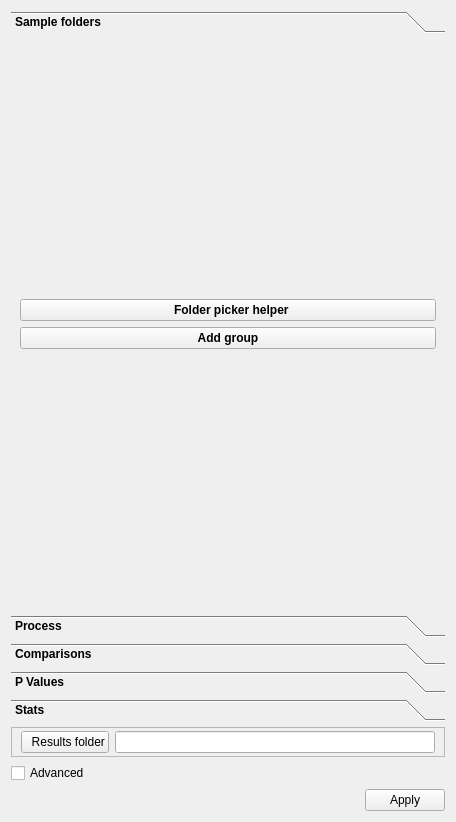
The window that ClearMap/gui/creator/batch_tab.ui (ClearAnatomics/ClearMap) describes before a commit, drawn with Qt 5.
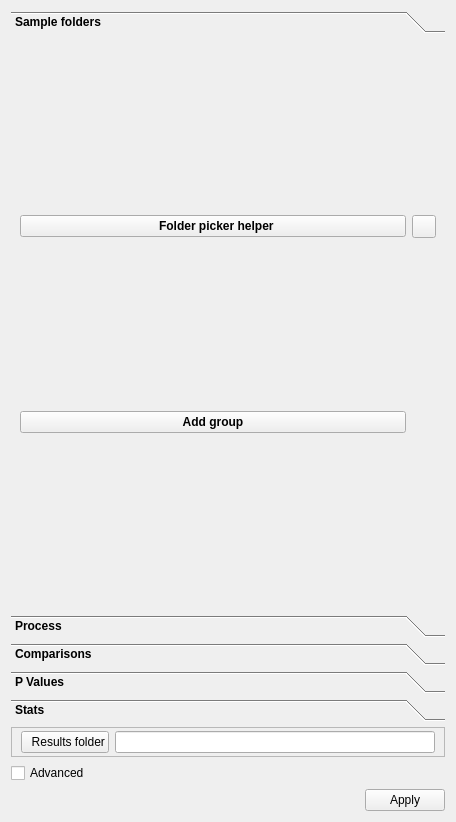
The same window after the commit. The open tabs and pages were chosen to show the change. Icons and pictures are not drawn.

Commit message: Fixes crash in elastix that affected non GUI users

What changed in the file:
```diff
--- a/ClearMap/gui/creator/batch_tab.ui
+++ b/ClearMap/gui/creator/batch_tab.ui
@@ -30,16 +30,14 @@
         <x>0</x>
         <y>0</y>
         <width>438</width>
-        <height>590</height>
+        <height>560</height>
        </rect>
       </property>
       <attribute name="label">
        <string>Sample folders</string>
       </attribute>
-      <layout class="QVBoxLayout" name="verticalLayout_2">
-       <item>
-        <layout class="QVBoxLayout" name="sampleFoldersPageLayout">
-         <item>
+      <layout class="QGridLayout" name="gridLayout">
+       <item row="0" column="0">
           <widget class="QPushButton" name="folderPickerHelperPushButton">
            <property name="text">
             <string>  Folder picker helper</string>
@@ -50,7 +48,15 @@
            </property>
           </widget>
          </item>
-         <item>
+       <item row="0" column="1">
+        <widget class="QToolButton" name="folderPickerHelperInfoToolButton">
+         <property name="icon">
+          <iconset resource="icons.qrc">
+           <normaloff>:/icons/icons/info.svg</normaloff>:/icons/icons/info.svg</iconset>
+         </property>
+        </widget>
+       </item>
+       <item row="1" column="0">
           <widget class="QPushButton" name="addGroupPushButton">
            <property name="text">
             <string>Add group</string>
@@ -62,8 +68,6 @@
           </widget>
          </item>
         </layout>
-       </item>
-      </layout>
      </widget>
      <widget class="QWidget" name="page">
       <attribute name="label">
```
Left out of the diff: 47 changed lines with no effect on the pictures. Lines whose indentation alone changed are shown as unchanged. The commit also changes 2 other files.
